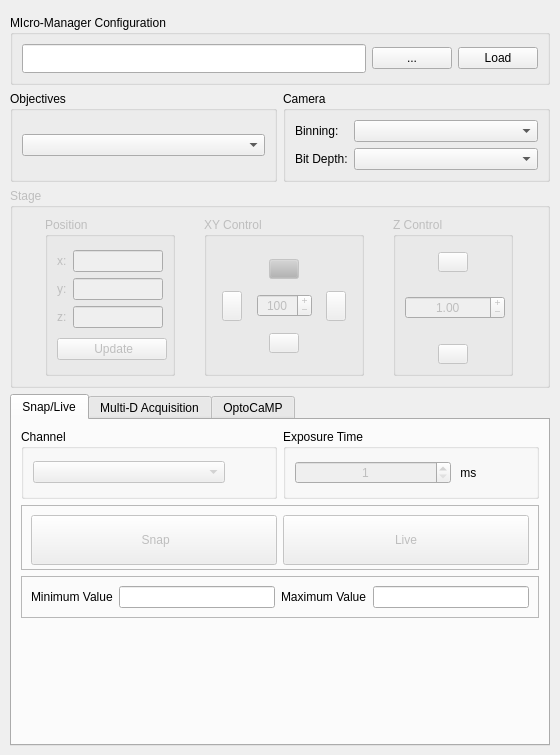
pymmcore-plus/napari-micromanager, file micromanager_gui/micromanager_gui.ui: the form before one commit.
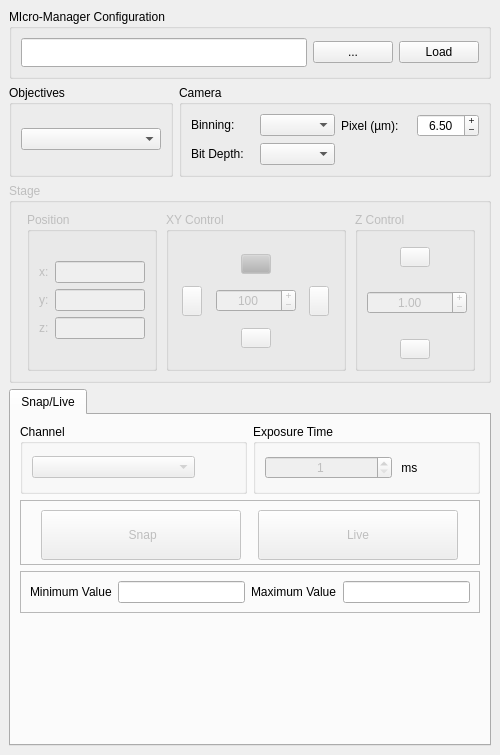
The form after the commit. Custom widgets are drawn as their Qt base class.

Diff of the .ui file:
```diff
--- a/micromanager_gui/micromanager_gui.ui
+++ b/micromanager_gui/micromanager_gui.ui
@@ -6,13 +6,13 @@
    <rect>
     <x>0</x>
     <y>0</y>
-    <width>560</width>
+    <width>500</width>
     <height>755</height>
    </rect>
   </property>
   <property name="minimumSize">
    <size>
-    <width>560</width>
+    <width>500</width>
     <height>0</height>
    </size>
   </property>
@@ -22,21 +22,428 @@
   <property name="whatsThis">
    <string notr="true"/>
   </property>
+  <property name="toolButtonStyle">
+   <enum>Qt::ToolButtonIconOnly</enum>
+  </property>
   <property name="dockNestingEnabled">
    <bool>false</bool>
   </property>
   <widget class="QWidget" name="centralwidget">
-   <layout class="QGridLayout" name="gridLayout_6">
-    <property name="leftMargin">
-     <number>10</number>
-    </property>
-    <property name="topMargin">
-     <number>15</number>
-    </property>
-    <property name="rightMargin">
-     <number>10</number>
-    </property>
-    <item row="0" column="0" colspan="2">
+   <layout class="QGridLayout" name="gridLayout_3">
+    <item row="4" column="0" colspan="3">
+     <widget class="QTabWidget" name="tabWidget">
+      <property name="enabled">
+       <bool>true</bool>
+      </property>
+      <property name="minimumSize">
+       <size>
+        <width>0</width>
+        <height>0</height>
+       </size>
+      </property>
+      <property name="currentIndex">
+       <number>0</number>
+      </property>
+      <widget class="QWidget" name="snap_live_tab">
+       <property name="enabled">
+        <bool>true</bool>
+       </property>
+       <attribute name="title">
+        <string>Snap/Live</string>
+       </attribute>
+       <layout class="QGridLayout" name="gridLayout_5">
+        <item row="2" column="0" colspan="2">
+         <widget class="QFrame" name="frame">
+          <property name="maximumSize">
+           <size>
+            <width>16777215</width>
+            <height>65</height>
+           </size>
+          </property>
+          <property name="frameShape">
+           <enum>QFrame::StyledPanel</enum>
+          </property>
+          <property name="frameShadow">
+           <enum>QFrame::Raised</enum>
+          </property>
+          <layout class="QGridLayout" name="gridLayout_10">
+           <item row="0" column="1">
+            <widget class="QPushButton" name="live_Button">
+             <property name="enabled">
+              <bool>false</bool>
+             </property>
+             <property name="minimumSize">
+              <size>
+               <width>200</width>
+               <height>50</height>
+              </size>
+             </property>
+             <property name="maximumSize">
+              <size>
+               <width>200</width>
+               <height>50</height>
+              </size>
+             </property>
+             <property name="text">
+              <string>Live</string>
+             </property>
+            </widget>
+           </item>
+           <item row="0" column="0">
+            <widget class="QPushButton" name="snap_Button">
+             <property name="enabled">
+              <bool>false</bool>
+             </property>
+             <property name="sizePolicy">
+              <sizepolicy hsizetype="Minimum" vsizetype="Fixed">
+               <horstretch>0</horstretch>
+               <verstretch>0</verstretch>
+              </sizepolicy>
+             </property>
+             <property name="minimumSize">
+              <size>
+               <width>200</width>
+               <height>50</height>
+              </size>
+             </property>
+             <property name="maximumSize">
+              <size>
+               <width>200</width>
+               <height>50</height>
+              </size>
+             </property>
+             <property name="text">
+              <string> Snap</string>
+             </property>
+            </widget>
+           </item>
+          </layout>
+         </widget>
+        </item>
+        <item row="0" column="1">
+         <widget class="QGroupBox" name="exp_groupBox">
+          <property name="enabled">
+           <bool>true</bool>
+          </property>
+          <property name="minimumSize">
+           <size>
+            <width>0</width>
+            <height>70</height>
+           </size>
+          </property>
+          <property name="maximumSize">
+           <size>
+            <width>16777215</width>
+            <height>70</height>
+           </size>
+          </property>
+          <property name="title">
+           <string>Exposure Time</string>
+          </property>
+          <layout class="QHBoxLayout" name="horizontalLayout_3">
+           <item>
+            <widget class="QSpinBox" name="exp_spinBox">
+             <property name="enabled">
+              <bool>false</bool>
+             </property>
+             <property name="alignment">
+              <set>Qt::AlignCenter</set>
+             </property>
+             <property name="minimum">
+              <number>1</number>
+             </property>
+             <property name="maximum">
+              <number>100000</number>
+             </property>
+            </widget>
+           </item>
+           <item>
+            <widget class="QLabel" name="label_12">
+             <property name="minimumSize">
+              <size>
+               <width>30</width>
+               <height>0</height>
+              </size>
+             </property>
+             <property name="maximumSize">
+              <size>
+               <width>30</width>
+               <height>16777215</height>
+              </size>
+             </property>
+             <property name="text">
+              <string> ms</string>
+             </property>
+            </widget>
+           </item>
+           <item>
+            <spacer name="horizontalSpacer_2">
+             <property name="orientation">
+              <enum>Qt::Horizontal</enum>
+             </property>
+             <property name="sizeType">
+              <enum>QSizePolicy::Fixed</enum>
+             </property>
+             <property name="sizeHint" stdset="0">
+              <size>
+               <width>40</width>
+               <height>20</height>
+              </size>
+             </property>
+            </spacer>
+           </item>
+          </layout>
+         </widget>
+        </item>
+        <item row="3" column="0" colspan="2">
+         <widget class="QFrame" name="frame_2">
+          <property name="maximumSize">
+           <size>
+            <width>16777215</width>
+            <height>50</height>
+           </size>
+          </property>
+          <property name="frameShape">
+           <enum>QFrame::StyledPanel</enum>
+          </property>
+          <property name="frameShadow">
+           <enum>QFrame::Raised</enum>
+          </property>
+          <layout class="QGridLayout" name="gridLayout_11">
+           <item row="0" column="0">
+            <widget class="QLabel" name="label_18">
+             <property name="enabled">
+              <bool>true</bool>
+             </property>
+             <property name="text">
+              <string>Minimum Value</string>
+             </property>
+            </widget>
+           </item>
+           <item row="0" column="1">
+            <widget class="QLineEdit" name="min_val_lineEdit">
+             <property name="readOnly">
+              <bool>true</bool>
+             </property>
+            </widget>
+           </item>
+           <item row="0" column="2">
+            <widget class="QLabel" name="label_19">
+             <property name="text">
+              <string>Maximum Value</string>
+             </property>
+            </widget>
+           </item>
+           <item row="0" column="3">
+            <widget class="QLineEdit" name="max_val_lineEdit">
+             <property name="readOnly">
+              <bool>true</bool>
+             </property>
+            </widget>
+           </item>
+          </layout>
+         </widget>
+        </item>
+        <item row="0" column="0">
+         <widget class="QGroupBox" name="snap_channel_groupBox">
+          <property name="enabled">
+           <bool>true</bool>
+          </property>
+          <property name="minimumSize">
+           <size>
+            <width>0</width>
+            <height>70</height>
+           </size>
+          </property>
+          <property name="maximumSize">
+           <size>
+            <width>16777215</width>
+            <height>70</height>
+           </size>
+          </property>
+          <property name="title">
+           <string>Channel</string>
+          </property>
+          <layout class="QHBoxLayout" name="horizontalLayout_2">
+           <item>
+            <widget class="QComboBox" name="snap_channel_comboBox">
+             <property name="enabled">
+              <bool>false</bool>
+             </property>
+             <property name="maximumSize">
+              <size>
+               <width>16777215</width>
+               <height>16777215</height>
+              </size>
+             </property>
+            </widget>
+           </item>
+           <item>
+            <spacer name="horizontalSpacer">
+             <property name="orientation">
+              <enum>Qt::Horizontal</enum>
+             </property>
+             <property name="sizeType">
+              <enum>QSizePolicy::Fixed</enum>
+             </property>
+             <property name="sizeHint" stdset="0">
+              <size>
+               <width>40</width>
+               <height>20</height>
+              </size>
+             </property>
+            </spacer>
+           </item>
+          </layout>
+         </widget>
+        </item>
+        <item row="4" column="0" colspan="2">
+         <spacer name="verticalSpacer">
+          <property name="orientation">
+           <enum>Qt::Vertical</enum>
+          </property>
+          <property name="sizeHint" stdset="0">
+           <size>
+            <width>20</width>
+            <height>40</height>
+           </size>
+          </property>
+         </spacer>
+        </item>
+       </layout>
+      </widget>
+     </widget>
+    </item>
+    <item row="1" column="1" rowspan="2" colspan="2">
+     <widget class="QGroupBox" name="camera_groupBox">
+      <property name="enabled">
+       <bool>true</bool>
+      </property>
+      <property name="minimumSize">
+       <size>
+        <width>180</width>
+        <height>0</height>
+       </size>
+      </property>
+      <property name="title">
+       <string>Camera</string>
+      </property>
+      <layout class="QGridLayout" name="gridLayout_6">
+       <item row="0" column="0">
+        <widget class="QLabel" name="label_22">
+         <property name="sizePolicy">
+          <sizepolicy hsizetype="Preferred" vsizetype="Fixed">
+           <horstretch>0</horstretch>
+           <verstretch>0</verstretch>
+          </sizepolicy>
+         </property>
+         <property name="maximumSize">
+          <size>
+           <width>65</width>
+           <height>16777215</height>
+          </size>
+         </property>
+         <property name="text">
+          <string>Binning:</string>
+         </property>
+        </widget>
+       </item>
+       <item row="0" column="1">
+        <widget class="QComboBox" name="bin_comboBox">
+         <property name="enabled">
+          <bool>true</bool>
+         </property>
+         <property name="sizePolicy">
+          <sizepolicy hsizetype="Expanding" vsizetype="Fixed">
+           <horstretch>0</horstretch>
+           <verstretch>0</verstretch>
+          </sizepolicy>
+         </property>
+         <property name="maximumSize">
+          <size>
+           <width>75</width>
+           <height>16777215</height>
+          </size>
+         </property>
+        </widget>
+       </item>
+       <item row="1" column="0">
+        <widget class="QLabel" name="label_6">
+         <property name="sizePolicy">
+          <sizepolicy hsizetype="Preferred" vsizetype="Fixed">
+           <horstretch>0</horstretch>
+           <verstretch>0</verstretch>
+          </sizepolicy>
+         </property>
+         <property name="maximumSize">
+          <size>
+           <width>65</width>
+           <height>16777215</height>
+          </size>
+         </property>
+         <property name="text">
+          <string>Bit Depth:</string>
+         </property>
+        </widget>
+       </item>
+       <item row="1" column="1">
+        <widget class="QComboBox" name="bit_comboBox">
+         <property name="enabled">
+          <bool>true</bool>
+         </property>
+         <property name="sizePolicy">
+          <sizepolicy hsizetype="Expanding" vsizetype="Fixed">
+           <horstretch>0</horstretch>
+           <verstretch>0</verstretch>
+          </sizepolicy>
+         </property>
+         <property name="maximumSize">
+          <size>
+           <width>75</width>
+           <height>16777215</height>
+          </size>
+         </property>
+        </widget>
+       </item>
+       <item row="0" column="3">
+        <widget class="QDoubleSpinBox" name="px_size_doubleSpinBox">
+         <property name="alignment">
+          <set>Qt::AlignCenter</set>
+         </property>
+         <property name="buttonSymbols">
+          <enum>QAbstractSpinBox::PlusMinus</enum>
+         </property>
+         <property name="minimum">
+          <double>1.000000000000000</double>
+         </property>
+         <property name="value">
+          <double>6.500000000000000</double>
+         </property>
+        </widget>
+       </item>
+       <item row="0" column="2">
+        <widget class="QLabel" name="label">
+         <property name="minimumSize">
+          <size>
+           <width>70</width>
+           <height>0</height>
+          </size>
+         </property>
+         <property name="maximumSize">
+          <size>
+           <width>70</width>
+           <height>16777215</height>
+          </size>
+         </property>
+         <property name="text">
+          <string>Pixel (µm):</string>
+         </property>
+        </widget>
+       </item>
+      </layout>
+     </widget>
+    </item>
+    <item row="0" column="0" colspan="3">
      <widget class="QGroupBox" name="groupBox">
       <property name="maximumSize">
        <size>
@@ -90,99 +497,7 @@
       </layout>
      </widget>
     </item>
-    <item row="1" column="0">
-     <widget class="QGroupBox" name="objective_groupBox">
-      <property name="enabled">
-       <bool>true</bool>
-      </property>
-      <property name="title">
-       <string>Objectives</string>
-      </property>
-      <layout class="QGridLayout" name="gridLayout_2">
-       <item row="0" column="0">
-        <widget class="QComboBox" name="objective_comboBox">
-         <property name="enabled">
-          <bool>true</bool>
-         </property>
-         <property name="sizePolicy">
-          <sizepolicy hsizetype="Expanding" vsizetype="Fixed">
-           <horstretch>0</horstretch>
-           <verstretch>0</verstretch>
-          </sizepolicy>
-         </property>
-         <property name="toolTipDuration">
-          <number>0</number>
-         </property>
-        </widget>
-       </item>
-      </layout>
-     </widget>
-    </item>
-    <item row="1" column="1">
-     <widget class="QGroupBox" name="camera_groupBox">
-      <property name="enabled">
-       <bool>true</bool>
-      </property>
-      <property name="title">
-       <string>Camera</string>
-      </property>
-      <layout class="QGridLayout" name="gridLayout_3">
-       <item row="0" column="1">
-        <widget class="QComboBox" name="bin_comboBox">
-         <property name="enabled">
-          <bool>true</bool>
-         </property>
-         <property name="sizePolicy">
-          <sizepolicy hsizetype="Expanding" vsizetype="Fixed">
-           <horstretch>0</horstretch>
-           <verstretch>0</verstretch>
-          </sizepolicy>
-         </property>
-        </widget>
-       </item>
-       <item row="0" column="0">
-        <widget class="QLabel" name="label_22">
-         <property name="sizePolicy">
-          <sizepolicy hsizetype="Preferred" vsizetype="Fixed">
-           <horstretch>0</horstretch>
-           <verstretch>0</verstretch>
-          </sizepolicy>
-         </property>
-         <property name="text">
-          <string>Binning:</string>
-         </property>
-        </widget>
-       </item>
-       <item row="1" column="1">
-        <widget class="QComboBox" name="bit_comboBox">
-         <property name="enabled">
-          <bool>true</bool>
-         </property>
-         <property name="sizePolicy">
-          <sizepolicy hsizetype="Expanding" vsizetype="Fixed">
-           <horstretch>0</horstretch>
-           <verstretch>0</verstretch>
-          </sizepolicy>
-         </property>
-        </widget>
-       </item>
-       <item row="1" column="0">
-        <widget class="QLabel" name="label_6">
-         <property name="sizePolicy">
-          <sizepolicy hsizetype="Preferred" vsizetype="Fixed">
-           <horstretch>0</horstretch>
-           <verstretch>0</verstretch>
-          </sizepolicy>
-         </property>
-         <property name="text">
-          <string>Bit Depth:</string>
-         </property>
-        </widget>
-       </item>
-      </layout>
-     </widget>
-    </item>
-    <item row="2" column="0" colspan="2">
+    <item row="3" column="0" colspan="3">
      <widget class="QGroupBox" name="stage_groupBox">
       <property name="enabled">
        <bool>false</bool>
@@ -196,133 +511,11 @@
       <property name="title">
        <string>Stage</string>
       </property>
-      <layout class="QHBoxLayout" name="horizontalLayout">
-       <item>
-        <widget class="QGroupBox" name="position_groupBox">
-         <property name="enabled">
-          <bool>false</bool>
-         </property>
-         <property name="sizePolicy">
-          <sizepolicy hsizetype="Fixed" vsizetype="Preferred">
-           <horstretch>0</horstretch>
-           <verstretch>0</verstretch>
-          </sizepolicy>
-         </property>
-         <property name="minimumSize">
-          <size>
-           <width>0</width>
-           <height>150</height>
-          </size>
-         </property>
-         <property name="maximumSize">
-          <size>
-           <width>130</width>
-           <height>16777215</height>
-          </size>
-         </property>
-         <property name="title">
-          <string>Position</string>
-         </property>
-         <layout class="QGridLayout" name="gridLayout_9">
-          <item row="0" column="0">
-           <layout class="QGridLayout" name="gridLayout_8">
-            <item row="0" column="0">
-             <widget class="QLabel" name="label_7">
-              <property name="sizePolicy">
-               <sizepolicy hsizetype="Fixed" vsizetype="Fixed">
-                <horstretch>0</horstretch>
-                <verstretch>0</verstretch>
-               </sizepolicy>
-              </property>
-              <property name="text">
-               <string>x:</string>
-              </property>
-             </widget>
-            </item>
-            <item row="0" column="1">
-             <widget class="QLineEdit" name="x_lineEdit">
-              <property name="alignment">
-               <set>Qt::AlignCenter</set>
-              </property>
-              <property name="readOnly">
-               <bool>true</bool>
-              </property>
-             </widget>
-            </item>
-            <item row="1" column="0">
-             <widget class="QLabel" name="label_8">
-              <property name="sizePolicy">
-               <sizepolicy hsizetype="Fixed" vsizetype="Fixed">
-                <horstretch>0</horstretch>
-                <verstretch>0</verstretch>
-               </sizepolicy>
-              </property>
-              <property name="text">
-               <string>y:</string>
-              </property>
-             </widget>
-            </item>
-            <item row="1" column="1">
-             <widget class="QLineEdit" name="y_lineEdit">
-              <property name="alignment">
-               <set>Qt::AlignCenter</set>
-              </property>
-              <property name="readOnly">
-               <bool>true</bool>
-              </property>
-             </widget>
-            </item>
-            <item row="2" column="0">
-             <widget class="QLabel" name="label_9">
-              <property name="sizePolicy">
-               <sizepolicy hsizetype="Fixed" vsizetype="Fixed">
-                <horstretch>0</horstretch>
-                <verstretch>0</verstretch>
-               </sizepolicy>
-              </property>
-              <property name="text">
-               <string>z:</string>
-              </property>
-             </widget>
-            </item>
-            <item row="2" column="1">
-             <widget class="QLineEdit" name="z_lineEdit">
-              <property name="alignment">
-               <set>Qt::AlignCenter</set>
-              </property>
-              <property name="readOnly">
-               <bool>true</bool>
-              </property>
-             </widget>
-            </item>
-           </layout>
-          </item>
-          <item row="1" column="0" alignment="Qt::AlignHCenter">
-           <widget class="QPushButton" name="pos_update_Button">
-            <property name="enabled">
-             <bool>false</bool>
-            </property>
-            <property name="sizePolicy">
-             <sizepolicy hsizetype="Fixed" vsizetype="Fixed">
-              <horstretch>0</horstretch>
-              <verstretch>0</verstretch>
-             </sizepolicy>
-            </property>
-            <property name="minimumSize">
-             <size>
-              <width>110</width>
-              <height>0</height>
-             </size>
-            </property>
-            <property name="text">
-             <string>  Update </string>
-            </property>
-           </widget>
-          </item>
-         </layout>
-        </widget>
-       </item>
-       <item>
+      <layout class="QGridLayout" name="gridLayout_12">
+       <property name="leftMargin">
+        <number>12</number>
+       </property>
+       <item row="0" column="1">
         <widget class="QGroupBox" name="XY_groupBox">
          <property name="enabled">
           <bool>false</bool>
@@ -335,13 +528,13 @@
          </property>
          <property name="minimumSize">
           <size>
-           <width>160</width>
+           <width>180</width>
            <height>0</height>
           </size>
          </property>
          <property name="maximumSize">
           <size>
-           <width>160</width>
+           <width>180</width>
            <height>16777215</height>
           </size>
          </property>
@@ -449,13 +642,13 @@
             </property>
             <property name="minimumSize">
              <size>
-              <width>55</width>
+              <width>80</width>
               <height>0</height>
              </size>
             </property>
             <property name="maximumSize">
              <size>
-              <width>55</width>
+              <width>80</width>
               <height>16777215</height>
              </size>
             </property>
@@ -517,7 +710,110 @@
          </layout>
         </widget>
        </item>
-       <item>
+       <item row="0" column="0">
+        <widget class="QGroupBox" name="position_groupBox">
+         <property name="enabled">
+          <bool>false</bool>
+         </property>
+         <property name="sizePolicy">
+          <sizepolicy hsizetype="Fixed" vsizetype="Preferred">
+           <horstretch>0</horstretch>
+           <verstretch>0</verstretch>
+          </sizepolicy>
+         </property>
+         <property name="minimumSize">
+          <size>
+           <width>0</width>
+           <height>150</height>
+          </size>
+         </property>
+         <property name="maximumSize">
+          <size>
+           <width>130</width>
+           <height>16777215</height>
+          </size>
+         </property>
+         <property name="title">
+          <string>Position</string>
+         </property>
+         <layout class="QGridLayout" name="gridLayout_9">
+          <item row="0" column="0">
+           <layout class="QGridLayout" name="gridLayout_8">
+            <item row="1" column="0">
+             <widget class="QLabel" name="label_8">
+              <property name="sizePolicy">
+               <sizepolicy hsizetype="Fixed" vsizetype="Fixed">
+                <horstretch>0</horstretch>
+                <verstretch>0</verstretch>
+               </sizepolicy>
+              </property>
+              <property name="text">
+               <string>y:</string>
+              </property>
+             </widget>
+            </item>
+            <item row="1" column="1">
+             <widget class="QLineEdit" name="y_lineEdit">
+              <property name="alignment">
+               <set>Qt::AlignCenter</set>
+              </property>
+              <property name="readOnly">
+               <bool>true</bool>
+              </property>
+             </widget>
+            </item>
+            <item row="2" column="1">
+             <widget class="QLineEdit" name="z_lineEdit">
+              <property name="alignment">
+               <set>Qt::AlignCenter</set>
+              </property>
+              <property name="readOnly">
+               <bool>true</bool>
+              </property>
+             </widget>
+            </item>
+            <item row="2" column="0">
+             <widget class="QLabel" name="label_9">
+              <property name="sizePolicy">
+               <sizepolicy hsizetype="Fixed" vsizetype="Fixed">
+                <horstretch>0</horstretch>
+                <verstretch>0</verstretch>
+               </sizepolicy>
+              </property>
+              <property name="text">
+               <string>z:</string>
+              </property>
+             </widget>
+            </item>
+            <item row="0" column="1">
+             <widget class="QLineEdit" name="x_lineEdit">
+              <property name="alignment">
+               <set>Qt::AlignCenter</set>
+              </property>
+              <property name="readOnly">
+               <bool>true</bool>
+              </property>
+             </widget>
+            </item>
+            <item row="0" column="0">
+             <widget class="QLabel" name="label_7">
+              <property name="sizePolicy">
+               <sizepolicy hsizetype="Fixed" vsizetype="Fixed">
+                <horstretch>0</horstretch>
+                <verstretch>0</verstretch>
+               </sizepolicy>
+              </property>
+              <property name="text">
+               <string>x:</string>
+              </property>
+             </widget>
+            </item>
+           </layout>
+          </item>
+         </layout>
+        </widget>
+       </item>
+       <item row="0" column="2">
         <widget class="QGroupBox" name="Z_groupBox">
          <property name="enabled">
           <bool>false</bool>
@@ -568,6 +864,12 @@
             <property name="enabled">
              <bool>false</bool>
             </property>
+            <property name="sizePolicy">
+             <sizepolicy hsizetype="Fixed" vsizetype="Fixed">
+              <horstretch>0</horstretch>
+              <verstretch>0</verstretch>
+             </sizepolicy>
+            </property>
             <property name="minimumSize">
              <size>
               <width>100</width>
@@ -576,7 +878,7 @@
             </property>
             <property name="maximumSize">
              <size>
-              <width>100</width>
+              <width>150</width>
               <height>16777215</height>
              </size>
             </property>
@@ -622,323 +924,55 @@
       </layout>
      </widget>
     </item>
-    <item row="3" column="0" colspan="2">
-     <widget class="QTabWidget" name="tabWidget">
+    <item row="1" column="0" rowspan="2">
+     <widget class="QGroupBox" name="objective_groupBox">
       <property name="enabled">
        <bool>true</bool>
       </property>
-      <property name="minimumSize">
+      <property name="maximumSize">
        <size>
-        <width>0</width>
-        <height>0</height>
+        <width>200</width>
+        <height>16777215</height>
        </size>
       </property>
-      <property name="currentIndex">
-       <number>0</number>
+      <property name="title">
+       <string>Objectives</string>
       </property>
-      <widget class="QWidget" name="snap_live_tab">
-       <property name="enabled">
-        <bool>true</bool>
-       </property>
-       <attribute name="title">
-        <string>Snap/Live</string>
-       </attribute>
-       <layout class="QGridLayout" name="gridLayout_5">
-        <item row="0" column="0">
-         <widget class="QGroupBox" name="snap_channel_groupBox">
-          <property name="enabled">
-           <bool>true</bool>
-          </property>
-          <property name="minimumSize">
-           <size>
-            <width>0</width>
-            <height>70</height>
-           </size>
-          </property>
-          <property name="maximumSize">
-           <size>
-            <width>16777215</width>
-            <height>70</height>
-           </size>
-          </property>
-          <property name="title">
-           <string>Channel</string>
-          </property>
-          <layout class="QHBoxLayout" name="horizontalLayout_2">
-           <item>
-            <widget class="QComboBox" name="snap_channel_comboBox">
-             <property name="enabled">
-              <bool>false</bool>
-             </property>
-             <property name="maximumSize">
-              <size>
-               <width>16777215</width>
-               <height>16777215</height>
-              </size>
-             </property>
-            </widget>
-           </item>
-           <item>
-            <spacer name="horizontalSpacer">
-             <property name="orientation">
-              <enum>Qt::Horizontal</enum>
-             </property>
-             <property name="sizeType">
-              <enum>QSizePolicy::Fixed</enum>
-             </property>
-             <property name="sizeHint" stdset="0">
-              <size>
-               <width>40</width>
-               <height>20</height>
-              </size>
-             </property>
-            </spacer>
-           </item>
-          </layout>
-         </widget>
-        </item>
-        <item row="2" column="0" colspan="2">
-         <widget class="QFrame" name="frame">
-          <property name="maximumSize">
-           <size>
-            <width>16777215</width>
-            <height>65</height>
-           </size>
-          </property>
-          <property name="frameShape">
-           <enum>QFrame::StyledPanel</enum>
-          </property>
-          <property name="frameShadow">
-           <enum>QFrame::Raised</enum>
-          </property>
-          <layout class="QGridLayout" name="gridLayout_10">
-           <item row="0" column="1">
-            <widget class="QPushButton" name="live_Button">
-             <property name="enabled">
-              <bool>false</bool>
-             </property>
-             <property name="minimumSize">
-              <size>
-               <width>241</width>
-               <height>50</height>
-              </size>
-             </property>
-             <property name="maximumSize">
-              <size>
-               <width>16777215</width>
-               <height>50</height>
-              </size>
-             </property>
-             <property name="text">
-              <string>Live</string>
-             </property>
-            </widget>
-           </item>
-           <item row="0" column="0">
-            <widget class="QPushButton" name="snap_Button">
-             <property name="enabled">
-              <bool>false</bool>
-             </property>
-             <property name="sizePolicy">
-              <sizepolicy hsizetype="Minimum" vsizetype="Fixed">
-               <horstretch>0</horstretch>
-               <verstretch>0</verstretch>
-              </sizepolicy>
-             </property>
-             <property name="minimumSize">
-              <size>
-               <width>241</width>
-               <height>50</height>
-              </size>
-             </property>
-             <property name="maximumSize">
-              <size>
-               <width>16777215</width>
-               <height>50</height>
-              </size>
-             </property>
-             <property name="text">
-              <string> Snap</string>
-             </property>
-            </widget>
-           </item>
-          </layout>
-         </widget>
-        </item>
-        <item row="0" column="1">
-         <widget class="QGroupBox" name="exp_groupBox">
-          <property name="enabled">
-           <bool>true</bool>
-          </property>
-          <property name="minimumSize">
-           <size>
-            <width>0</width>
-            <height>70</height>
-           </size>
-          </property>
-          <property name="maximumSize">
-           <size>
-            <width>16777215</width>
-            <height>70</height>
-           </size>
-          </property>
-          <property name="title">
-           <string>Exposure Time</string>
-          </property>
-          <layout class="QHBoxLayout" name="horizontalLayout_3">
-           <item>
-            <widget class="QSpinBox" name="exp_spinBox">
-             <property name="enabled">
-              <bool>false</bool>
-             </property>
-             <property name="alignment">
-              <set>Qt::AlignCenter</set>
-             </property>
-             <property name="minimum">
-              <number>1</number>
-             </property>
-             <property name="maximum">
-              <number>100000</number>
-             </property>
-            </widget>
-           </item>
-           <item>
-            <widget class="QLabel" name="label_12">
-             <property name="minimumSize">
-              <size>
-               <width>30</width>
-               <height>0</height>
-              </size>
-             </property>
-             <property name="maximumSize">
-              <size>
-               <width>30</width>
-               <height>16777215</height>
-              </size>
-             </property>
-             <property name="text">
-              <string> ms</string>
-             </property>
-            </widget>
-           </item>
-           <item>
-            <spacer name="horizontalSpacer_2">
-             <property name="orientation">
-              <enum>Qt::Horizontal</enum>
-             </property>
-             <property name="sizeType">
-              <enum>QSizePolicy::Fixed</enum>
-             </property>
-             <property name="sizeHint" stdset="0">
-              <size>
-               <width>40</width>
-               <height>20</height>
-              </size>
-             </property>
-            </spacer>
-           </item>
-          </layout>
-         </widget>
-        </item>
-        <item row="3" column="0" colspan="2">
-         <widget class="QFrame" name="frame_2">
-          <property name="maximumSize">
-           <size>
-            <width>16777215</width>
-            <height>50</height>
-           </size>
-          </property>
-          <property name="frameShape">
-           <enum>QFrame::StyledPanel</enum>
-          </property>
-          <property name="frameShadow">
-           <enum>QFrame::Raised</enum>
-          </property>
-          <layout class="QGridLayout" name="gridLayout_11">
-           <item row="0" column="0">
-            <widget class="QLabel" name="label_18">
-             <property name="enabled">
-              <bool>true</bool>
-             </property>
-             <property name="text">
-              <string>Minimum Value</string>
-             </property>
-            </widget>
-           </item>
-           <item row="0" column="1">
-            <widget class="QLineEdit" name="min_val_lineEdit">
-             <property name="readOnly">
-              <bool>true</bool>
-             </property>
-            </widget>
-           </item>
-           <item row="0" column="2">
-            <widget class="QLabel" name="label_19">
-             <property name="text">
-              <string>Maximum Value</string>
-             </property>
-            </widget>
-           </item>
-           <item row="0" column="3">
-            <widget class="QLineEdit" name="max_val_lineEdit">
-             <property name="readOnly">
-              <bool>true</bool>
-             </property>
-            </widget>
-           </item>
-          </layout>
-         </widget>
-        </item>
-        <item row="4" column="0" colspan="2">
-         <spacer name="verticalSpacer">
-          <property name="orientation">
-           <enum>Qt::Vertical</enum>
-          </property>
-          <property name="sizeHint" stdset="0">
-           <size>
-            <width>20</width>
-            <height>40</height>
-           </size>
-          </property>
-         </spacer>
-        </item>
-       </layout>
-      </widget>
-      <widget class="MultiDWidget" name="multid_tab">
-       <property name="enabled">
-        <bool>true</bool>
-       </property>
-       <attribute name="title">
-        <string>Multi-D Acquisition</string>
-       </attribute>
-      </widget>
-      <widget class="OptocampWidget" name="optocamp_tab">
-       <property name="enabled">
-        <bool>true</bool>
-       </property>
-       <attribute name="title">
-        <string>OptoCaMP</string>
-       </attribute>
-      </widget>
+      <layout class="QGridLayout" name="gridLayout_2">
+       <item row="0" column="0">
+        <widget class="QComboBox" name="objective_comboBox">
+         <property name="enabled">
+          <bool>true</bool>
+         </property>
+         <property name="sizePolicy">
+          <sizepolicy hsizetype="Fixed" vsizetype="Fixed">
+           <horstretch>0</horstretch>
+           <verstretch>0</verstretch>
+          </sizepolicy>
+         </property>
+         <property name="minimumSize">
+          <size>
+           <width>140</width>
+           <height>0</height>
+          </size>
+         </property>
+         <property name="maximumSize">
+          <size>
+           <width>150</width>
+           <height>16777215</height>
+          </size>
+         </property>
+         <property name="toolTipDuration">
+          <number>0</number>
+         </property>
+        </widget>
+       </item>
+      </layout>
      </widget>
     </item>
    </layout>
   </widget>
  </widget>
- <customwidgets>
-  <customwidget>
-   <class>MultiDWidget</class>
-   <extends>QWidget</extends>
-   <header>micromanager_gui/multid_widget</header>
-   <container>1</container>
-  </customwidget>
-  <customwidget>
-   <class>OptocampWidget</class>
-   <extends>QWidget</extends>
-   <header location="global">micromanager_gui/optocamp_widget</header>
-   <container>1</container>
-  </customwidget>
- </customwidgets>
  <resources/>
  <connections/>
 </ui>
```
Left out of the diff: 5 changed lines with no effect on the pictures.
